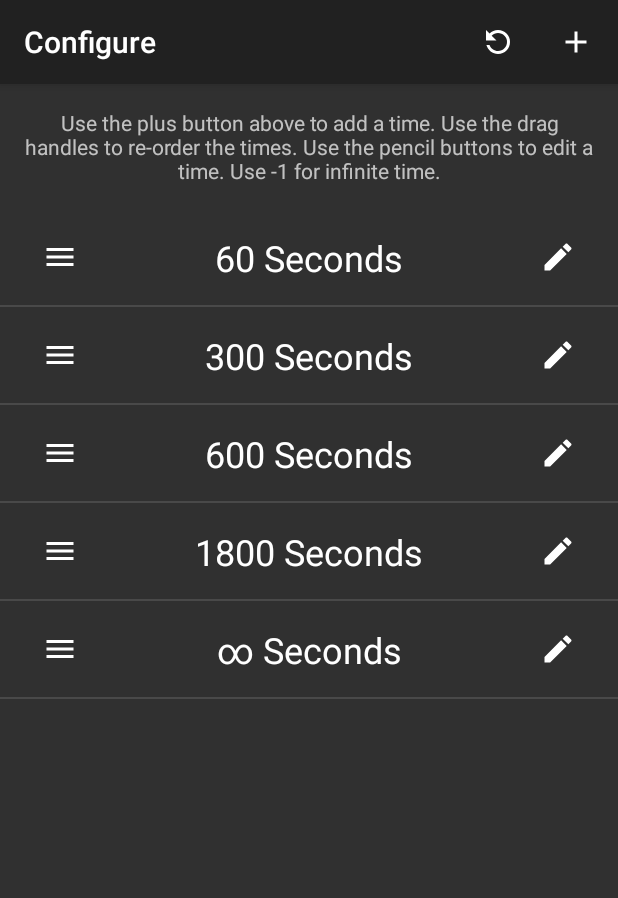
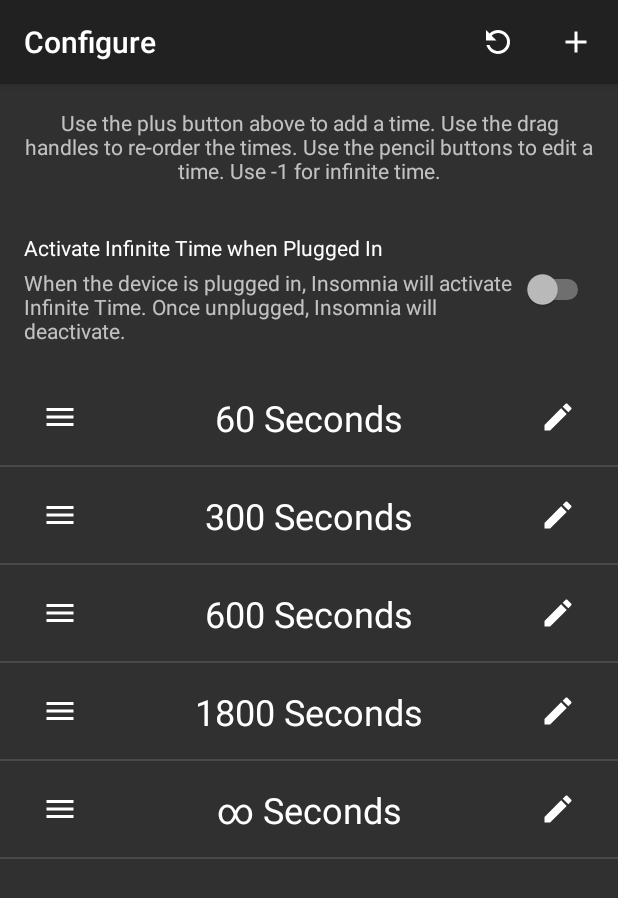
Before and after one commit to pwony/Insomnia, an Android app: the TimesConfigureActivity screen opened directly, with no data from a screen before it, on a phone screen of 412 x 824 dp. Shown: the top 898 px of the screen. Run offline under Robolectric (Android 15) with nearby library versions, the phone set to English and light mode, and no system bars.

Commit message:
Add stay awake when plugged in function Fix saving bugs

```diff
--- a/app/build.gradle
+++ b/app/build.gradle
@@ -10,8 +10,8 @@ android {
         applicationId "com.zacharee1.insomnia"
         minSdkVersion 24
         targetSdkVersion 28
-        versionCode 3
-        versionName "1.1"
+        versionCode 5
+        versionName "1.3"
     }
     buildTypes {
         release {
--- a/app/src/main/java/com/zacharee1/insomnia/activities/TimesConfigureActivity.kt
+++ b/app/src/main/java/com/zacharee1/insomnia/activities/TimesConfigureActivity.kt
@@ -15,11 +15,10 @@ import android.support.v7.widget.RecyclerView
 import android.support.v7.widget.Toolbar
 import android.support.v7.widget.helper.ItemTouchHelper
 import android.view.LayoutInflater
+import android.widget.CompoundButton
 import com.zacharee1.insomnia.R
-import com.zacharee1.insomnia.util.TimeAdapter
-import com.zacharee1.insomnia.util.WakeState
-import com.zacharee1.insomnia.util.dpAsPx
-import com.zacharee1.insomnia.util.toBitmap
+import com.zacharee1.insomnia.util.*
+import com.zacharee1.insomnia.views.TextSwitch
 import java.util.*
 
 
@@ -84,6 +83,7 @@ class TimesConfigureActivity : AppCompatActivity(), TimeAdapter.DragCallback, Ti
         setContentView(R.layout.activity_time_configure)
 
         setUpActionBar()
+        setUpListeners()
 
         val recycler = findViewById<RecyclerView>(R.id.recycler)
 
@@ -117,4 +117,10 @@ class TimesConfigureActivity : AppCompatActivity(), TimeAdapter.DragCallback, Ti
 
         setSupportActionBar(toolbar)
     }
+
+    private fun setUpListeners() {
+        val plugged = findViewById<TextSwitch>(R.id.turn_on_plugged)
+        plugged.isChecked = activateWhenPlugged()
+        plugged.onCheckedChangeListener = CompoundButton.OnCheckedChangeListener { _, c -> setActivateWhenPlugged(c) }
+    }
 }
--- a/app/src/main/java/com/zacharee1/insomnia/util/TimeAdapter.kt
+++ b/app/src/main/java/com/zacharee1/insomnia/util/TimeAdapter.kt
@@ -64,6 +64,7 @@ class TimeAdapter(private val context: Context, private val dragCallback: DragCa
             override fun newTime(time: Long) {
                 val title = if (time < 0) R.string.time_infinite else R.string.custom
                 states.add(WakeState(title, R.drawable.on, time))
+                context.saveTimes(states)
                 notifyItemInserted(states.lastIndex)
             }
         }).show()
@@ -71,6 +72,7 @@ class TimeAdapter(private val context: Context, private val dragCallback: DragCa
 
     fun addItemAt(state: WakeState, position: Int) {
         states.add(position, state)
+        context.saveTimes(states)
         notifyItemInserted(position)
     }
 
--- a/app/src/main/java/com/zacharee1/insomnia/util/UniversalFunctions.kt
+++ b/app/src/main/java/com/zacharee1/insomnia/util/UniversalFunctions.kt
@@ -88,3 +88,13 @@ fun Drawable.toBitmap(): Bitmap {
 
     return bitmap
 }
+
+fun Context.activateWhenPlugged() =
+        PreferenceManager.getDefaultSharedPreferences(this)
+                .getBoolean("turn_on_plugged", false)
+
+fun Context.setActivateWhenPlugged(activate: Boolean) =
+        PreferenceManager.getDefaultSharedPreferences(this)
+                .edit()
+                .putBoolean("turn_on_plugged", activate)
+                .apply()
--- /dev/null
+++ b/app/src/main/java/com/zacharee1/insomnia/views/TextSwitch.kt
@@ -0,0 +1,59 @@
+package com.zacharee1.insomnia.views
+
+import android.content.Context
+import android.util.AttributeSet
+import android.util.TypedValue
+import android.view.View
+import android.widget.CompoundButton
+import android.widget.FrameLayout
+import android.widget.Switch
+import android.widget.TextView
+import com.zacharee1.insomnia.R
+
+class TextSwitch(context: Context, attributeSet: AttributeSet?) : FrameLayout(context, attributeSet) {
+    val title: TextView
+    val summary: TextView
+    val switch: Switch
+
+    var isChecked: Boolean
+        get() = switch.isChecked
+        set(value) { switch.isChecked = value }
+
+    var onCheckedChangeListener: CompoundButton.OnCheckedChangeListener? = null
+        set(value) { switch.setOnCheckedChangeListener(value) }
+
+    var titleText: CharSequence?
+        get() = title.text
+        set(value) { title.text = value }
+
+    var summaryText: CharSequence?
+        get() = summary.text
+        set(value) {
+            summary.text = value
+            if (value.isNullOrEmpty()) summary.visibility = View.GONE
+            else summary.visibility = View.VISIBLE
+        }
+
+    init {
+        View.inflate(context, R.layout.text_switch, this)
+
+        title = findViewById(R.id.title)
+        summary = findViewById(R.id.summary)
+        switch = findViewById(R.id.switch1)
+
+        val array = context.theme.obtainStyledAttributes(attributeSet, R.styleable.TextSwitch, 0, 0)
+
+        try {
+            val titleSize = array.getDimensionPixelSize(R.styleable.TextSwitch_title_text_size, 0)
+            if (titleSize != 0) title.setTextSize(TypedValue.COMPLEX_UNIT_PX, titleSize.toFloat())
+
+            val summarySize = array.getDimensionPixelSize(R.styleable.TextSwitch_summary_text_size, 0)
+            if (summarySize != 0) summary.setTextSize(TypedValue.COMPLEX_UNIT_PX, summarySize.toFloat())
+
+            titleText = array.getText(R.styleable.TextSwitch_title_text)
+            summaryText = array.getText(R.styleable.TextSwitch_summary_text)
+        } finally {
+            array.recycle()
+        }
+    }
+}
--- a/app/src/main/res/layout/activity_time_configure.xml
+++ b/app/src/main/res/layout/activity_time_configure.xml
@@ -27,6 +27,20 @@
         android:textAlignment="center"
         app:layout_constraintVertical_bias="0"
         app:layout_constraintTop_toBottomOf="@id/toolbar"
+        app:layout_constraintBottom_toTopOf="@id/turn_on_plugged"
+        />
+
+    <com.zacharee1.insomnia.views.TextSwitch
+        android:id="@+id/turn_on_plugged"
+        android:layout_width="match_parent"
+        android:layout_height="wrap_content"
+        app:title_text="@string/turn_on_plugged"
+        app:summary_text="@string/turn_on_plugged_desc"
+        android:layout_marginTop="16dp"
+        android:layout_marginBottom="16dp"
+        android:paddingEnd="16dp"
+        android:paddingStart="16dp"
+        app:layout_constraintTop_toBottomOf="@id/hint"
         app:layout_constraintBottom_toTopOf="@id/recycler"
         />
 
@@ -35,7 +49,7 @@
         android:layout_width="match_parent"
         android:layout_height="0dp"
         app:layout_constraintBottom_toBottomOf="parent"
-        app:layout_constraintTop_toBottomOf="@id/hint"
+        app:layout_constraintTop_toBottomOf="@id/turn_on_plugged"
         />
 
 
--- /dev/null
+++ b/app/src/main/res/layout/text_switch.xml
@@ -0,0 +1,42 @@
+<?xml version="1.0" encoding="utf-8"?>
+<FrameLayout xmlns:android="http://schemas.android.com/apk/res/android"
+    xmlns:app="http://schemas.android.com/apk/res-auto"
+    xmlns:tools="http://schemas.android.com/tools"
+    android:layout_width="match_parent"
+    android:layout_height="wrap_content"
+    android:focusable="true"
+    android:clickable="true"
+    android:foreground="?android:selectableItemBackground"
+    android:minHeight="48dp">
+
+    <LinearLayout
+        android:layout_width="match_parent"
+        android:layout_height="wrap_content"
+        android:layout_gravity="center_vertical|start"
+        android:layout_marginEnd="48dp"
+        android:orientation="vertical">
+
+        <TextView
+            android:id="@+id/title"
+            android:layout_width="match_parent"
+            android:layout_height="match_parent"
+            android:layout_gravity="center_vertical"
+            android:textAppearance="@android:style/TextAppearance.Material.Widget.TextView"
+            tools:text="Test Title" />
+
+        <TextView
+            android:id="@+id/summary"
+            android:layout_width="match_parent"
+            android:layout_height="wrap_content"
+            android:layout_marginTop="4dp"
+            android:visibility="gone" />
+
+    </LinearLayout>
+
+    <Switch
+        android:id="@+id/switch1"
+        android:layout_width="match_parent"
+        android:layout_height="match_parent"
+        android:layout_gravity="center_vertical|end" />
+
+</FrameLayout>
--- a/app/src/main/res/values/strings.xml
+++ b/app/src/main/res/values/strings.xml
@@ -15,6 +15,10 @@
     <string name="reset">Reset</string>
     <string name="set_time">Set Time</string>
     <string name="undo">Undo</string>
+    <string name="turn_on_plugged">Activate Infinite Time when Plugged In</string>
+
+    <!-- Descriptions -->
+    <string name="turn_on_plugged_desc">When the device is plugged in, Insomnia will activate Infinite Time. Once unplugged, Insomnia will deactivate.</string>
 
     <!-- Messages -->
     <string name="enable_overlay">Please allow Insomnia to draw over other apps.</string>
```
Also changed, not shown: app/src/main/java/com/zacharee1/insomnia/App.kt (+30 -14 lines), app/src/main/res/values/attrs.xml (added, +9 -0 lines).
